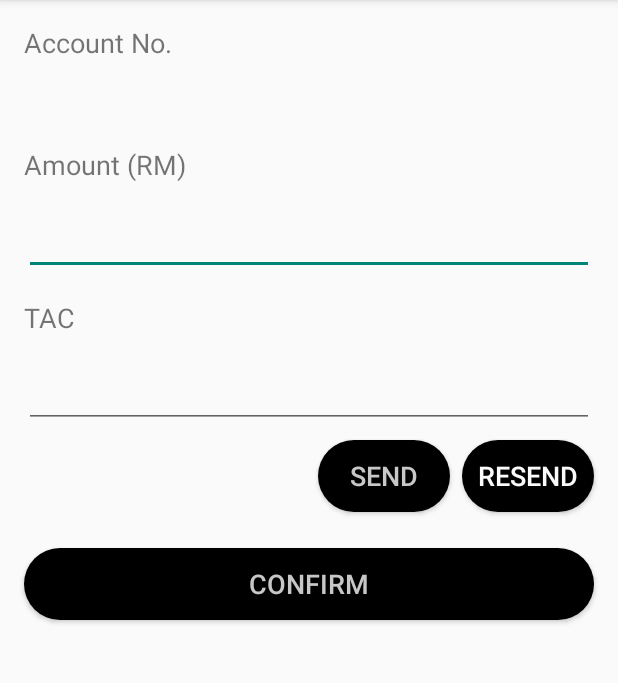
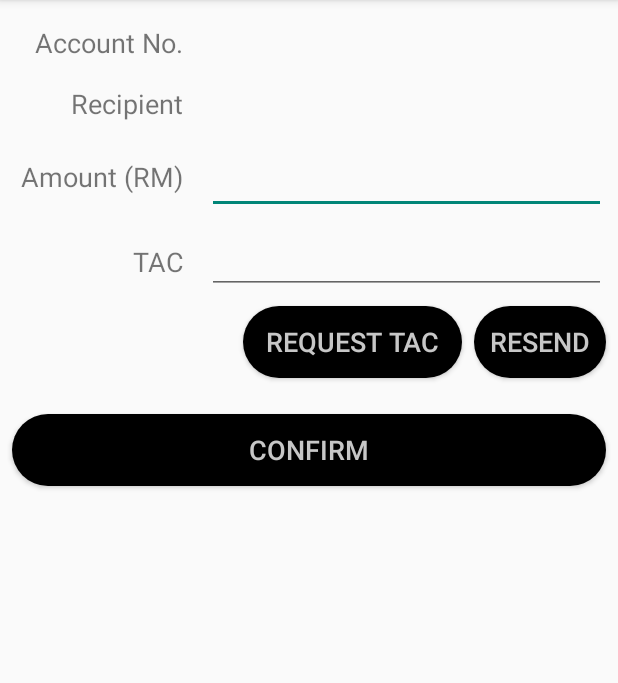
Before and after one commit to tanchekwei/banking-app, an Android app: the PayByQR2Activity screen opened directly, with no data from a screen before it, on a phone screen of 412 x 824 dp, the part 84-767 px from its top. Run offline under Robolectric (Android 15) with nearby library versions, the phone set to English and light mode, and no system bars; Roboto replaces fonts that are not available here.

Commit message:
Updated Scan QR with Portrait

```diff
--- a/app/build.gradle
+++ b/app/build.gradle
@@ -31,5 +31,6 @@ dependencies {
     androidTestImplementation 'com.android.support.test.espresso:espresso-core:3.0.2'
     implementation 'com.beardedhen:androidbootstrap:2.3.2'
     implementation 'com.github.vinaygopinath:StepView:2.0.1'
-    implementation 'com.journeyapps:zxing-android-embedded:3.4.0'
+    implementation('com.journeyapps:zxing-android-embedded:3.6.0') { transitive = false }
+    implementation 'com.google.zxing:core:3.3.0'
 }
--- a/app/src/main/AndroidManifest.xml
+++ b/app/src/main/AndroidManifest.xml
@@ -11,6 +11,12 @@
         android:theme="@style/Theme.AppCompat.Light.DarkActionBar">
         <activity android:name=".PayByQR2Activity" />
         <activity android:name=".PayByQRActivity" />
+        <activity
+            android:name=".CaptureActivityPortrait"
+            android:screenOrientation="portrait"
+            android:stateNotNeeded="true"
+            android:theme="@style/zxing_CaptureTheme"
+            android:windowSoftInputMode="stateAlwaysHidden"></activity>
         <activity
             android:name=".MainActivity"
             android:theme="@style/AppTheme.NoActionBar" />
--- a/app/src/main/java/my/edu/tarc/bankingapp/PayByQR2Activity.java
+++ b/app/src/main/java/my/edu/tarc/bankingapp/PayByQR2Activity.java
@@ -17,11 +17,14 @@ public class PayByQR2Activity extends AppCompatActivity {
         setContentView(R.layout.activity_pay_by_qr2);
 
         Intent intent = getIntent();
-        String message = intent.getStringExtra(PayByQRActivity.EXTRA_ACCNO);
+        String msg_accno = intent.getStringExtra(PayByQRActivity.EXTRA_ACCNO);
+        String msg_recip = intent.getStringExtra(PayByQRActivity.EXTRA_RECIP);
 
         // Capture the layout's TextView and set the string as its text
-        TextView textView = findViewById(R.id.tvAccNo);
-        textView.setText(message);
+        TextView tvAccNo = findViewById(R.id.tvAccNo);
+        TextView tvRecip = findViewById(R.id.tvRecipient);
+        tvAccNo.setText(msg_accno);
+        tvRecip.setText(msg_recip);
 
         Button btnConfirmPay = findViewById(R.id.btnConfirmPay);
 
--- a/app/src/main/java/my/edu/tarc/bankingapp/PayByQRActivity.java
+++ b/app/src/main/java/my/edu/tarc/bankingapp/PayByQRActivity.java
@@ -18,6 +18,7 @@ import android.os.Bundle;
 
 public class PayByQRActivity extends AppCompatActivity {
     public static final String EXTRA_ACCNO = "EXTRA_ACCNO";
+    public static final String EXTRA_RECIP = "EXTRA_RECIP";
     //qr code scanner object
     private IntentIntegrator qrScan;
 
@@ -28,6 +29,11 @@ public class PayByQRActivity extends AppCompatActivity {
 
         //intializing scan object
         qrScan = new IntentIntegrator(this);
+        qrScan.setDesiredBarcodeFormats(IntentIntegrator.ALL_CODE_TYPES);
+        qrScan.setCaptureActivity(CaptureActivityPortrait.class);
+        qrScan.setPrompt("Please scan the QR code to pay.");
+        qrScan.setOrientationLocked(false);
+        qrScan.setBeepEnabled(false);
         qrScan.initiateScan();
     }
 
@@ -48,6 +54,7 @@ public class PayByQRActivity extends AppCompatActivity {
                     //setting values to textviews
                     Intent intent = new Intent(this, PayByQR2Activity.class);
                     intent.putExtra(EXTRA_ACCNO, obj.getString("accno"));
+                    intent.putExtra(EXTRA_RECIP, obj.getString("recip"));
                     intent.setFlags(Intent.FLAG_ACTIVITY_CLEAR_TOP);
                     startActivity(intent);
                 } catch (JSONException e) {
--- a/app/src/main/res/layout/activity_pay_by_qr2.xml
+++ b/app/src/main/res/layout/activity_pay_by_qr2.xml
@@ -7,75 +7,96 @@
     android:layout_height="match_parent"
     tools:context=".PayByQR2Activity">
     <TextView
+        android:id="@+id/labelRecipient"
+        android:layout_width="0dp"
+        android:layout_height="wrap_content"
+        android:layout_marginStart="8dp"
+        android:layout_marginTop="16dp"
+        android:layout_marginEnd="8dp"
+        android:text="@string/recipient"
+        android:textAlignment="textEnd"
+        android:textSize="18sp"
+        app:layout_constraintEnd_toStartOf="@+id/guideline"
+        app:layout_constraintStart_toStartOf="parent"
+        app:layout_constraintTop_toBottomOf="@+id/labelAccNo" />
+
+    <TextView
         android:id="@+id/tvAccNo"
         android:layout_width="0dp"
         android:layout_height="wrap_content"
-        android:layout_marginStart="16dp"
+        android:layout_marginStart="8dp"
         android:layout_marginTop="16dp"
-        android:layout_marginEnd="16dp"
+        android:layout_marginEnd="8dp"
         android:textColor="@android:color/black"
         android:textSize="18sp"
         app:layout_constraintEnd_toEndOf="parent"
-        app:layout_constraintHorizontal_bias="1.0"
-        app:layout_constraintStart_toStartOf="parent"
-        app:layout_constraintTop_toBottomOf="@+id/labelAccNo" />
+        app:layout_constraintStart_toStartOf="@+id/guideline"
+        app:layout_constraintTop_toTopOf="parent" />
 
     <TextView
         android:id="@+id/labelAccNo"
         android:layout_width="0dp"
         android:layout_height="wrap_content"
-        android:layout_marginStart="16dp"
+        android:layout_marginStart="8dp"
         android:layout_marginTop="16dp"
+        android:layout_marginEnd="8dp"
         android:text="@string/account_no"
+        android:textAlignment="textEnd"
         android:textSize="18sp"
+        app:layout_constraintEnd_toStartOf="@+id/guideline"
         app:layout_constraintStart_toStartOf="parent"
         app:layout_constraintTop_toTopOf="parent" />
 
     <TextView
         android:id="@+id/labelAmt"
-        android:layout_width="wrap_content"
+        android:layout_width="0dp"
         android:layout_height="wrap_content"
-        android:layout_marginStart="16dp"
-        android:layout_marginTop="16dp"
+        android:layout_marginStart="8dp"
+        android:layout_marginTop="24dp"
+        android:layout_marginEnd="8dp"
         android:text="@string/amount_rm"
+        android:textAlignment="textEnd"
         android:textSize="18sp"
+        app:layout_constraintEnd_toStartOf="@+id/guideline"
         app:layout_constraintStart_toStartOf="parent"
-        app:layout_constraintTop_toBottomOf="@+id/tvAccNo" />
+        app:layout_constraintTop_toBottomOf="@+id/labelRecipient" />
 
     <EditText
         android:id="@+id/tvAmt"
         android:layout_width="0dp"
         android:layout_height="wrap_content"
-        android:layout_marginStart="16dp"
+        android:layout_marginStart="8dp"
         android:layout_marginTop="16dp"
-        android:layout_marginEnd="16dp"
+        android:layout_marginEnd="8dp"
         android:ems="10"
         android:inputType="numberDecimal"
         android:textAlignment="center"
         android:textColor="@android:color/black"
         app:layout_constraintEnd_toEndOf="parent"
-        app:layout_constraintHorizontal_bias="0.0"
-        app:layout_constraintStart_toStartOf="parent"
-        app:layout_constraintTop_toBottomOf="@+id/labelAmt" />
+        app:layout_constraintStart_toStartOf="@+id/guideline"
+        app:layout_constraintTop_toBottomOf="@+id/tvRecipient" />
 
     <TextView
         android:id="@+id/labelTAC"
         android:layout_width="0dp"
         android:layout_height="wrap_content"
-        android:layout_marginStart="16dp"
-        android:layout_marginTop="16dp"
+        android:layout_marginStart="8dp"
+        android:layout_marginTop="32dp"
+        android:layout_marginEnd="8dp"
         android:text="@string/tac"
+        android:textAlignment="textEnd"
         android:textSize="18sp"
+        app:layout_constraintEnd_toStartOf="@+id/guideline"
         app:layout_constraintStart_toStartOf="parent"
-        app:layout_constraintTop_toBottomOf="@+id/tvAmt" />
+        app:layout_constraintTop_toBottomOf="@+id/labelAmt" />
 
     <EditText
         android:id="@+id/tvTAC"
         android:layout_width="0dp"
         android:layout_height="wrap_content"
-        android:layout_marginStart="16dp"
-        android:layout_marginTop="16dp"
-        android:layout_marginEnd="16dp"
+        android:layout_marginStart="8dp"
+        android:layout_marginTop="8dp"
+        android:layout_marginEnd="8dp"
         android:ems="6"
         android:inputType="number"
         android:maxEms="6"
@@ -84,47 +105,68 @@
         android:textColor="@android:color/background_dark"
         android:textSize="18sp"
         app:layout_constraintEnd_toEndOf="parent"
-        app:layout_constraintStart_toStartOf="parent"
-        app:layout_constraintTop_toBottomOf="@+id/labelTAC" />
+        app:layout_constraintStart_toStartOf="@+id/guideline"
+        app:layout_constraintTop_toBottomOf="@+id/tvAmt" />
 
     <Button
         android:id="@+id/btnResendTAC"
         android:layout_width="0dp"
         android:layout_height="wrap_content"
         android:layout_marginTop="8dp"
-        android:layout_marginEnd="16dp"
+        android:layout_marginEnd="8dp"
+        android:text="@string/resend"
+        android:textSize="18sp"
         android:background="@drawable/button_shape"
-        android:text="@string/resend"
-        android:textColor="@color/primaryColor"
-        android:textSize="18sp"
+        android:textColor="@color/primaryDarkColor"
         app:layout_constraintEnd_toEndOf="parent"
         app:layout_constraintTop_toBottomOf="@+id/tvTAC" />
 
     <Button
-        android:id="@+id/btnSendTAC"
+        android:id="@+id/btnRequestTAC"
         android:layout_width="0dp"
         android:layout_height="wrap_content"
+        android:layout_marginStart="32dp"
         android:layout_marginTop="8dp"
         android:layout_marginEnd="8dp"
         android:background="@drawable/button_shape"
-        android:text="@string/send"
+        android:text="@string/request_tac"
         android:textColor="@color/primaryDarkColor"
         android:textSize="18sp"
         app:layout_constraintEnd_toStartOf="@+id/btnResendTAC"
+        app:layout_constraintStart_toStartOf="@+id/guideline"
         app:layout_constraintTop_toBottomOf="@+id/tvTAC" />
 
     <Button
         android:id="@+id/btnConfirmPay"
         android:layout_width="0dp"
         android:layout_height="wrap_content"
-        android:layout_marginStart="16dp"
+        android:layout_marginStart="8dp"
         android:layout_marginTop="24dp"
-        android:layout_marginEnd="16dp"
+        android:layout_marginEnd="8dp"
+        android:text="@string/confirm"
+        android:textSize="18sp"
         android:background="@drawable/button_shape"
-        android:text="@string/confirm"
         android:textColor="@color/primaryDarkColor"
+        app:layout_constraintEnd_toEndOf="parent"
+        app:layout_constraintStart_toStartOf="parent"
+        app:layout_constraintTop_toBottomOf="@+id/btnRequestTAC" />
+
+    <TextView
+        android:id="@+id/tvRecipient"
+        android:layout_width="0dp"
+        android:layout_height="wrap_content"
+        android:layout_marginStart="8dp"
+        android:layout_marginTop="16dp"
+        android:layout_marginEnd="8dp"
         android:textSize="18sp"
         app:layout_constraintEnd_toEndOf="parent"
-        app:layout_constraintStart_toStartOf="parent"
-        app:layout_constraintTop_toBottomOf="@+id/btnSendTAC" />
+        app:layout_constraintStart_toStartOf="@+id/guideline"
+        app:layout_constraintTop_toBottomOf="@+id/tvAccNo" />
+
+    <android.support.constraint.Guideline
+        android:id="@+id/guideline"
+        android:layout_width="wrap_content"
+        android:layout_height="wrap_content"
+        android:orientation="vertical"
+        app:layout_constraintGuide_begin="130dp" />
 </android.support.constraint.ConstraintLayout>
--- a/app/src/main/res/values/strings.xml
+++ b/app/src/main/res/values/strings.xml
@@ -271,6 +271,8 @@
     <string name="id_type">Identification Type</string>
     <string name="state_type">State</string>
     <string name="id_no">Identification No</string>
+    <string name="request_tac">Request TAC</string>
+    <string name="recipient">Recipient</string>
     <string-array name="state">
         <item>Please choose state</item>
         <item>Johor</item>
--- a/build.gradle
+++ b/build.gradle
@@ -9,7 +9,7 @@ buildscript {
         jcenter()
     }
     dependencies {
-        classpath 'com.android.tools.build:gradle:3.1.0'
+        classpath 'com.android.tools.build:gradle:3.4.2'
 
 
         // NOTE: Do not place your application dependencies here; they belong
```
Also changed, not shown: gradle/wrapper/gradle-wrapper.properties.
